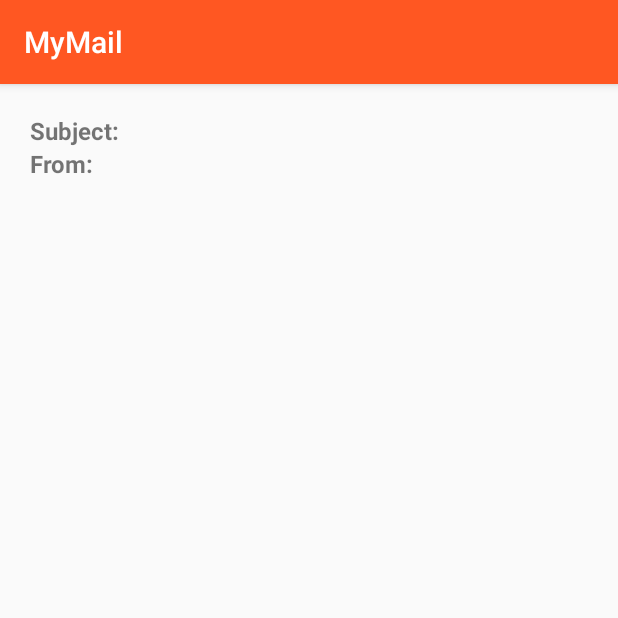
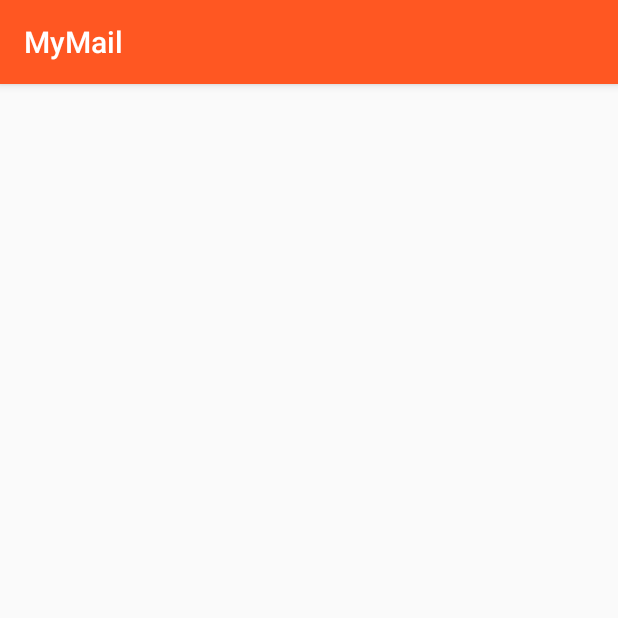
Before and after one commit to juliolopeztorres/android_course_session_06_lab, an Android app: the DetailsFragment screen opened directly, with no data from a screen before it, on a phone screen of 412 x 824 dp, the top half of it. Run offline under Robolectric (Android 15) with nearby library versions, the light colour scheme and no system bars; 1 statement that could not run was skipped.

Commit message:
feat: Hide DetailFragment's TextView if no email has been clicked

```diff
--- a/app/src/main/java/oob/mymail/fragment/DetailsFragment.java
+++ b/app/src/main/java/oob/mymail/fragment/DetailsFragment.java
@@ -7,6 +7,7 @@ import android.support.v4.app.Fragment;
 import android.view.LayoutInflater;
 import android.view.View;
 import android.view.ViewGroup;
+import android.widget.LinearLayout;
 import android.widget.TextView;
 
 import oob.mymail.R;
@@ -18,6 +19,7 @@ public class DetailsFragment extends Fragment {
     private TextView textViewSubject;
     private TextView textViewSenderName;
     private TextView textViewMessage;
+    private LinearLayout linearLayoutContainer;
 
     public DetailsFragment() {
     }
@@ -35,11 +37,14 @@ public class DetailsFragment extends Fragment {
         this.textViewSubject = this.view.findViewById(R.id.textViewDetailSubject);
         this.textViewSenderName = this.view.findViewById(R.id.textViewDetailSenderName);
         this.textViewMessage = this.view.findViewById(R.id.textViewDetailMessage);
+        this.linearLayoutContainer = this.view.findViewById(R.id.linearLayoutDetail);
     }
 
     public void updateUI(Mail mail) {
         this.textViewSubject.setText(mail.getSubject());
         this.textViewSenderName.setText(mail.getSenderName());
         this.textViewMessage.setText(mail.getMessage());
+
+        this.linearLayoutContainer.setVisibility(View.VISIBLE);
     }
 }
--- a/app/src/main/res/layout/fragment_details.xml
+++ b/app/src/main/res/layout/fragment_details.xml
@@ -7,6 +7,8 @@
     tools:context="oob.mymail.fragment.DetailsFragment"
     >
     <LinearLayout
+        android:id="@+id/linearLayoutDetail"
+        android:visibility="invisible"
         android:layout_width="match_parent"
         android:layout_height="wrap_content"
         android:padding="20dp"
```
Also changed, not shown: app/src/main/java/oob/mymail/activity/MainActivity.java (+4 -3 lines).
